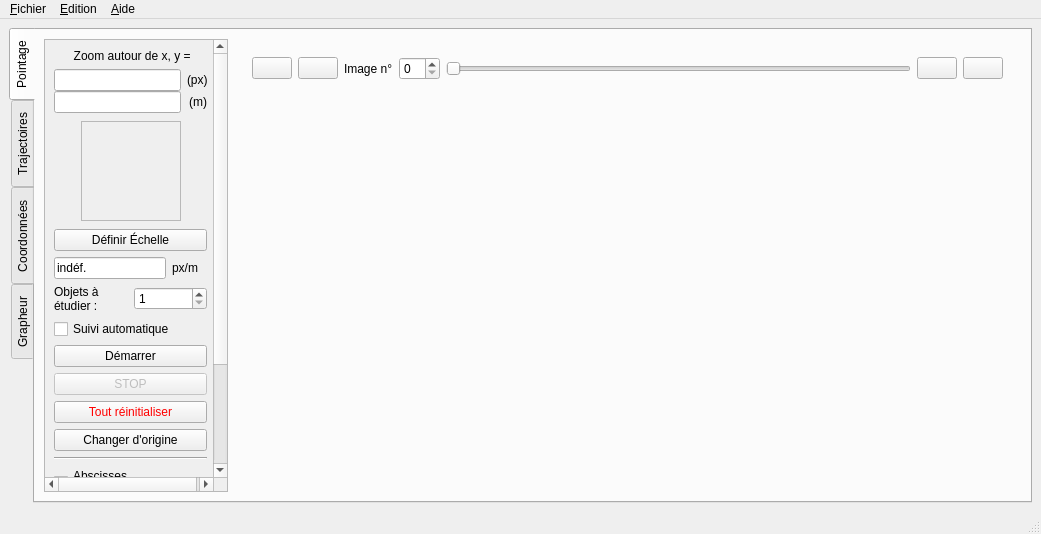
Before: the Qt Designer form src/interfaces/pymecavideo.ui in rene-d/pymecavideo, drawn with Qt 5.
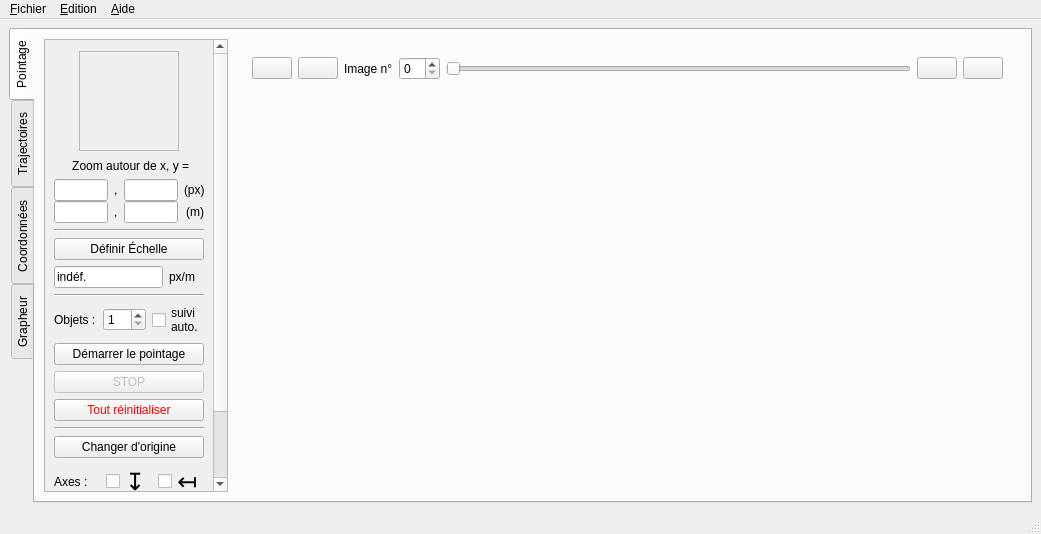
After: the same form once the commit is applied. Icons and pictures are not drawn. Custom widgets are drawn as their Qt base class.

```diff
--- a/src/interfaces/pymecavideo.ui
+++ b/src/interfaces/pymecavideo.ui
@@ -72,118 +72,11 @@
             <rect>
              <x>0</x>
              <y>0</y>
-             <width>171</width>
-             <height>629</height>
+             <width>168</width>
+             <height>577</height>
             </rect>
            </property>
            <layout class="QVBoxLayout" name="verticalLayout_3">
-            <item>
-             <widget class="QLabel" name="zoomLabel">
-              <property name="text">
-               <string> Zoom autour de x, y =</string>
-              </property>
-              <property name="alignment">
-               <set>Qt::AlignCenter</set>
-              </property>
-             </widget>
-            </item>
-            <item>
-             <widget class="QWidget" name="widget_4" native="true">
-              <layout class="QFormLayout" name="formLayout">
-               <property name="horizontalSpacing">
-                <number>6</number>
-               </property>
-               <property name="verticalSpacing">
-                <number>0</number>
-               </property>
-               <property name="leftMargin">
-                <number>0</number>
-               </property>
-               <property name="topMargin">
-                <number>0</number>
-               </property>
-               <property name="rightMargin">
-                <number>0</number>
-               </property>
-               <property name="bottomMargin">
-                <number>0</number>
-               </property>
-               <item row="0" column="0">
-                <widget class="QLineEdit" name="editXYpx">
-                 <property name="minimumSize">
-                  <size>
-                   <width>127</width>
-                   <height>0</height>
-                  </size>
-                 </property>
-                 <property name="frame">
-                  <bool>true</bool>
-                 </property>
-                 <property name="readOnly">
-                  <bool>true</bool>
-                 </property>
-                </widget>
-               </item>
-               <item row="0" column="1">
-                <widget class="QLabel" name="label_4">
-                 <property name="sizePolicy">
-                  <sizepolicy hsizetype="MinimumExpanding" vsizetype="Preferred">
-                   <horstretch>0</horstretch>
-                   <verstretch>0</verstretch>
-                  </sizepolicy>
-                 </property>
-                 <property name="maximumSize">
-                  <size>
-                   <width>20</width>
-                   <height>16777215</height>
-                  </size>
-                 </property>
-                 <property name="text">
-                  <string>(px) </string>
-                 </property>
-                 <property name="alignment">
-                  <set>Qt::AlignLeading|Qt::AlignLeft|Qt::AlignVCenter</set>
-                 </property>
-                </widget>
-               </item>
-               <item row="1" column="1">
-                <widget class="QLabel" name="label_5">
-                 <property name="sizePolicy">
-                  <sizepolicy hsizetype="MinimumExpanding" vsizetype="Preferred">
-                   <horstretch>0</horstretch>
-                   <verstretch>0</verstretch>
-                  </sizepolicy>
-                 </property>
-                 <property name="maximumSize">
-                  <size>
-                   <width>20</width>
-                   <height>16777215</height>
-                  </size>
-                 </property>
-                 <property name="text">
-                  <string>(m)</string>
-                 </property>
-                 <property name="alignment">
-                  <set>Qt::AlignRight|Qt::AlignTrailing|Qt::AlignVCenter</set>
-                 </property>
-                </widget>
-               </item>
-               <item row="1" column="0">
-                <widget class="QLineEdit" name="editXYm">
-                 <property name="minimumSize">
-                  <size>
-                   <width>127</width>
-                   <height>0</height>
-                  </size>
-                 </property>
-                 <property name="readOnly">
-                  <bool>true</bool>
-                 </property>
-                </widget>
-               </item>
-              </layout>
-             </widget>
-            </item>
             <item>
              <widget class="QWidget" name="widget_3" native="true">
               <property name="sizePolicy">
@@ -295,6 +188,160 @@
               </layout>
              </widget>
             </item>
+            <item>
+             <widget class="QLabel" name="zoomLabel">
+              <property name="text">
+               <string> Zoom autour de x, y =</string>
+              </property>
+              <property name="alignment">
+               <set>Qt::AlignCenter</set>
+              </property>
+             </widget>
+            </item>
+            <item>
+             <widget class="QWidget" name="widget_4" native="true">
+              <layout class="QGridLayout" name="gridLayout_2">
+               <property name="leftMargin">
+                <number>0</number>
+               </property>
+               <property name="topMargin">
+                <number>0</number>
+               </property>
+               <property name="rightMargin">
+                <number>0</number>
+               </property>
+               <property name="bottomMargin">
+                <number>0</number>
+               </property>
+               <property name="horizontalSpacing">
+                <number>6</number>
+               </property>
+               <property name="verticalSpacing">
+                <number>0</number>
+               </property>
+               <item row="1" column="2">
+                <widget class="QLineEdit" name="editYpx">
+                 <property name="toolTip">
+                  <string>Ordonnée (pixel)</string>
+                 </property>
+                 <property name="readOnly">
+                  <bool>true</bool>
+                 </property>
+                </widget>
+               </item>
+               <item row="1" column="0">
+                <widget class="QLineEdit" name="editXpx">
+                 <property name="minimumSize">
+                  <size>
+                   <width>0</width>
+                   <height>0</height>
+                  </size>
+                 </property>
+                 <property name="toolTip">
+                  <string>Abscisse (pixel)</string>
+                 </property>
+                 <property name="frame">
+                  <bool>true</bool>
+                 </property>
+                 <property name="readOnly">
+                  <bool>true</bool>
+                 </property>
+                </widget>
+               </item>
+               <item row="2" column="2">
+                <widget class="QLineEdit" name="editYm">
+                 <property name="toolTip">
+                  <string>Ordonnée (m)</string>
+                 </property>
+                 <property name="readOnly">
+                  <bool>true</bool>
+                 </property>
+                </widget>
+               </item>
+               <item row="2" column="0">
+                <widget class="QLineEdit" name="editXm">
+                 <property name="minimumSize">
+                  <size>
+                   <width>0</width>
+                   <height>0</height>
+                  </size>
+                 </property>
+                 <property name="toolTip">
+                  <string>Abscisse (m)</string>
+                 </property>
+                 <property name="readOnly">
+                  <bool>true</bool>
+                 </property>
+                </widget>
+               </item>
+               <item row="1" column="3">
+                <widget class="QLabel" name="label_4">
+                 <property name="sizePolicy">
+                  <sizepolicy hsizetype="MinimumExpanding" vsizetype="Preferred">
+                   <horstretch>0</horstretch>
+                   <verstretch>0</verstretch>
+                  </sizepolicy>
+                 </property>
+                 <property name="maximumSize">
+                  <size>
+                   <width>20</width>
+                   <height>16777215</height>
+                  </size>
+                 </property>
+                 <property name="text">
+                  <string>(px) </string>
+                 </property>
+                 <property name="alignment">
+                  <set>Qt::AlignLeading|Qt::AlignLeft|Qt::AlignVCenter</set>
+                 </property>
+                </widget>
+               </item>
+               <item row="2" column="3">
+                <widget class="QLabel" name="label_5">
+                 <property name="sizePolicy">
+                  <sizepolicy hsizetype="MinimumExpanding" vsizetype="Preferred">
+                   <horstretch>0</horstretch>
+                   <verstretch>0</verstretch>
+                  </sizepolicy>
+                 </property>
+                 <property name="maximumSize">
+                  <size>
+                   <width>20</width>
+                   <height>16777215</height>
+                  </size>
+                 </property>
+                 <property name="text">
+                  <string>(m)</string>
+                 </property>
+                 <property name="alignment">
+                  <set>Qt::AlignRight|Qt::AlignTrailing|Qt::AlignVCenter</set>
+                 </property>
+                </widget>
+               </item>
+               <item row="1" column="1">
+                <widget class="QLabel" name="label_6">
+                 <property name="text">
+                  <string>,</string>
+                 </property>
+                </widget>
+               </item>
+               <item row="2" column="1">
+                <widget class="QLabel" name="label_9">
+                 <property name="text">
+                  <string>,</string>
+                 </property>
+                </widget>
+               </item>
+              </layout>
+             </widget>
+            </item>
+            <item>
+             <widget class="Line" name="line_7">
+              <property name="orientation">
+               <enum>Qt::Horizontal</enum>
+              </property>
+             </widget>
+            </item>
             <item>
              <widget class="QPushButton" name="Bouton_Echelle">
               <property name="text">
@@ -349,6 +396,13 @@
               </layout>
              </widget>
             </item>
+            <item>
+             <widget class="Line" name="line_3">
+              <property name="orientation">
+               <enum>Qt::Horizontal</enum>
+              </property>
+             </widget>
+            </item>
             <item>
              <widget class="QWidget" name="widget_6" native="true">
               <layout class="QHBoxLayout" name="horizontalLayout_6">
@@ -367,7 +421,7 @@
                <item>
                 <widget class="QLabel" name="label_nb_de_points">
                  <property name="text">
-                  <string>&lt;html&gt;&lt;head/&gt;&lt;body&gt;&lt;p&gt;Objets à&lt;br/&gt;étudier :&lt;/p&gt;&lt;/body&gt;&lt;/html&gt;</string>
+                  <string>Objets :</string>
                  </property>
                 </widget>
                </item>
@@ -381,20 +435,24 @@
                  </property>
                 </widget>
                </item>
+               <item>
+                <widget class="QCheckBox" name="checkBox_auto">
+                 <property name="toolTip">
+                  <string>Activation du pointage automatique</string>
+                 </property>
+                 <property name="text">
+                  <string>suivi
+auto.</string>
+                 </property>
+                </widget>
+               </item>
               </layout>
              </widget>
             </item>
-            <item>
-             <widget class="QCheckBox" name="checkBox_auto">
-              <property name="text">
-               <string>Suivi automatique</string>
-              </property>
-             </widget>
-            </item>
             <item>
              <widget class="QPushButton" name="Bouton_lance_capture">
               <property name="text">
-               <string>Démarrer</string>
+               <string>Démarrer le pointage</string>
               </property>
              </widget>
             </item>
@@ -423,6 +481,13 @@
               </property>
              </widget>
             </item>
+            <item>
+             <widget class="Line" name="line">
+              <property name="orientation">
+               <enum>Qt::Horizontal</enum>
+              </property>
+             </widget>
+            </item>
             <item>
              <widget class="QPushButton" name="pushButton_origine">
               <property name="text">
@@ -431,26 +496,61 @@
              </widget>
             </item>
             <item>
-             <widget class="Line" name="line">
-              <property name="orientation">
-               <enum>Qt::Horizontal</enum>
+             <widget class="QWidget" name="widget_14" native="true">
+              <property name="toolTip">
+               <string>Orientation des axes</string>
               </property>
-             </widget>
-            </item>
-            <item>
-             <widget class="QCheckBox" name="checkBox_abscisses">
-              <property name="text">
-               <string>Abscisses
-vers la gauche</string>
-              </property>
-             </widget>
-            </item>
-            <item>
-             <widget class="QCheckBox" name="checkBox_ordonnees">
-              <property name="text">
-               <string>Ordonnées
-vers le bas</string>
-              </property>
+              <layout class="QHBoxLayout" name="horizontalLayout_17">
+               <property name="leftMargin">
+                <number>0</number>
+               </property>
+               <property name="topMargin">
+                <number>0</number>
+               </property>
+               <property name="rightMargin">
+                <number>0</number>
+               </property>
+               <property name="bottomMargin">
+                <number>0</number>
+               </property>
+               <item>
+                <widget class="QLabel" name="label_2">
+                 <property name="text">
+                  <string>Axes : </string>
+                 </property>
+                </widget>
+               </item>
+               <item>
+                <widget class="QCheckBox" name="checkBox_ordonnees">
+                 <property name="font">
+                  <font>
+                   <pointsize>18</pointsize>
+                  </font>
+                 </property>
+                 <property name="toolTip">
+                  <string>Ordonnées vers le bas de l'écran</string>
+                 </property>
+                 <property name="text">
+                  <string>↧</string>
+                 </property>
+                </widget>
+               </item>
+               <item>
+                <widget class="QCheckBox" name="checkBox_abscisses">
+                 <property name="font">
+                  <font>
+                   <pointsize>18</pointsize>
+                  </font>
+                 </property>
+                 <property name="toolTip">
+                  <string>Abscisses vers la gauche de l'écran</string>
+                 </property>
+                 <property name="text">
+                  <string>↤</string>
+                 </property>
+                </widget>
+               </item>
+              </layout>
              </widget>
             </item>
             <item>
```
Left out of the diff: 65 changed lines with no effect on the pictures.
